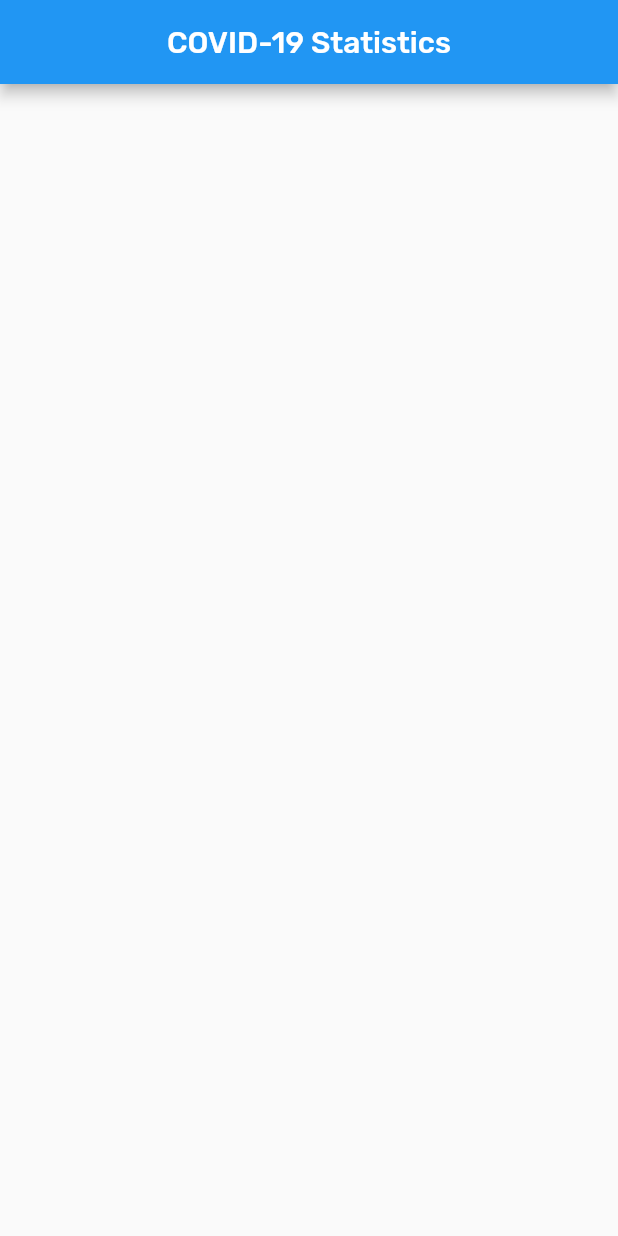
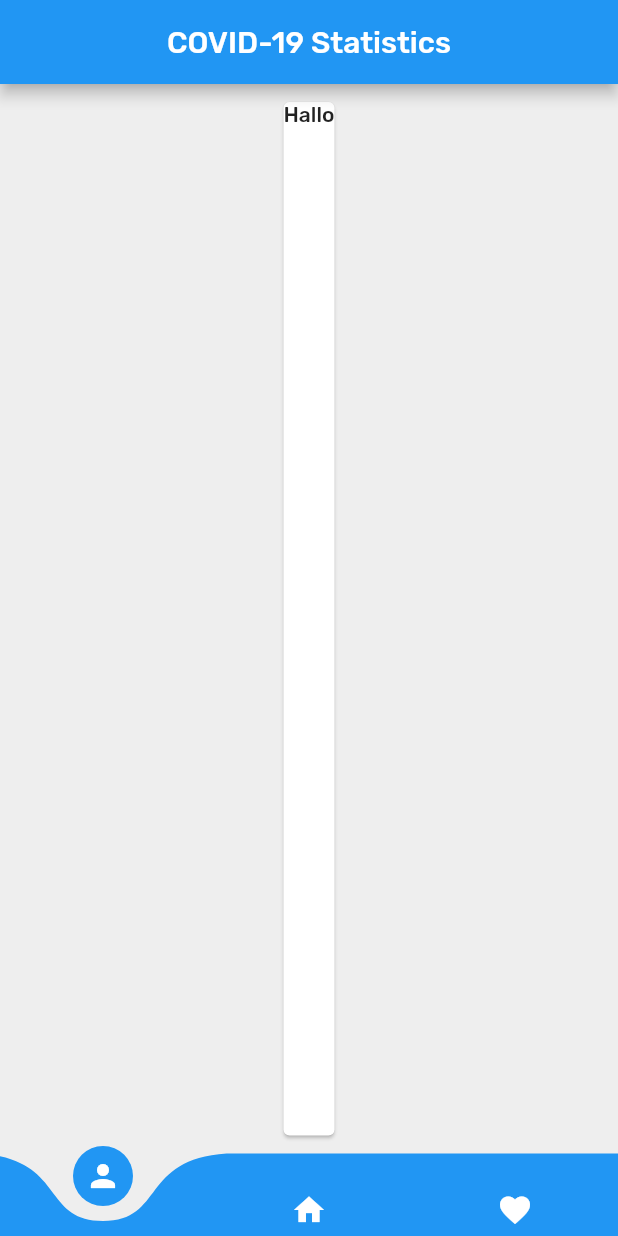
Before and after one commit to beaudario/COVID-19-Stats-App, a Flutter app: the screen it shows after launch, on a phone screen of 412 x 824 dp. Run offline on Flutter 3.47's test engine with Material 2 defaults, Android fonts, the phone set to English and light mode, and no system bars; drawn by our look-alikes of curved_navigation_bar.

Commit message:
added custom navigation bar

```diff
--- a/covid_19_stats_applicatie/lib/pages/home_page.dart
+++ b/covid_19_stats_applicatie/lib/pages/home_page.dart
@@ -1,3 +1,4 @@
+import 'package:covid_19_stats_applicatie/widgets/custom_navigation_bar.dart';
 import 'package:flutter/material.dart';
 
 class HomePage extends StatelessWidget {
@@ -5,10 +6,24 @@ class HomePage extends StatelessWidget {
   Widget build(BuildContext context) {
     return Scaffold(
       appBar: AppBar(
-        title: Center(
-          child: Text("COVID-19 Statistics")
+        title: Text("COVID-19 Statistics"),
+        centerTitle: true,
+      ),
+      backgroundColor: Colors.grey[200],
+      body: Center(
+        child: Padding(
+          padding: EdgeInsets.all(8),
+          child: Card(
+            child: Column(
+              mainAxisSize: MainAxisSize.max,
+              children: <Widget>[
+                Text("Hallo"),
+              ],
+            ),
+          ),
         ),
       ),
+      bottomNavigationBar: CustomNavigationBar(),
     );
   }
 }
--- /dev/null
+++ b/covid_19_stats_applicatie/lib/widgets/custom_navigation_bar.dart
@@ -0,0 +1,26 @@
+import 'package:curved_navigation_bar/curved_navigation_bar.dart';
+import 'package:flutter/material.dart';
+
+class CustomNavigationBar extends StatelessWidget {
+  const CustomNavigationBar({
+    Key key,
+  }) : super(key: key);
+
+  @override
+  Widget build(BuildContext context) {
+    return CurvedNavigationBar(
+      color: Colors.blue,
+      backgroundColor: Colors.grey[200],
+      buttonBackgroundColor: Colors.blue,
+      height: 55,
+      items: <Widget>[
+        Icon(Icons.person, color: Colors.white),
+        Icon(Icons.home, color: Colors.white),
+        Icon(Icons.favorite, color: Colors.white),
+      ],
+      animationDuration: Duration(
+          milliseconds: 350
+      ),
+    );
+  }
+}
--- a/covid_19_stats_applicatie/pubspec.yaml
+++ b/covid_19_stats_applicatie/pubspec.yaml
@@ -21,6 +21,7 @@ environment:
   sdk: ">=2.7.0 <3.0.0"
 
 dependencies:
+  curved_navigation_bar: ^0.3.2
   flutter:
     sdk: flutter
 
```
Also changed, not shown: covid_19_stats_applicatie/pubspec.lock.
